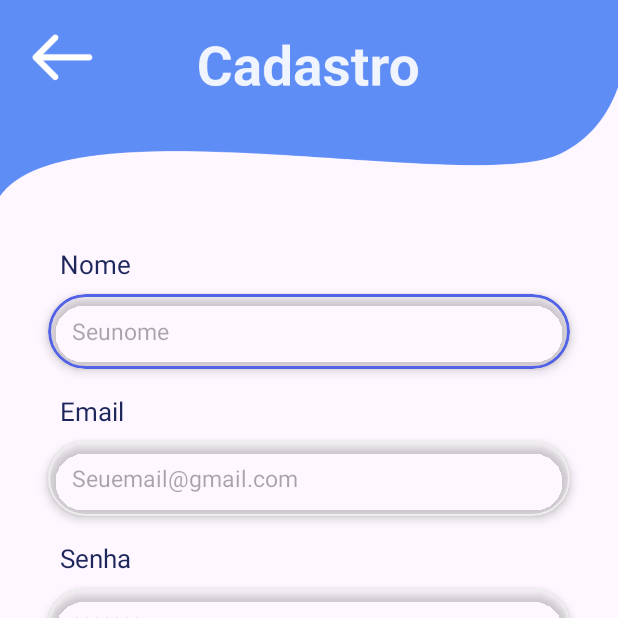
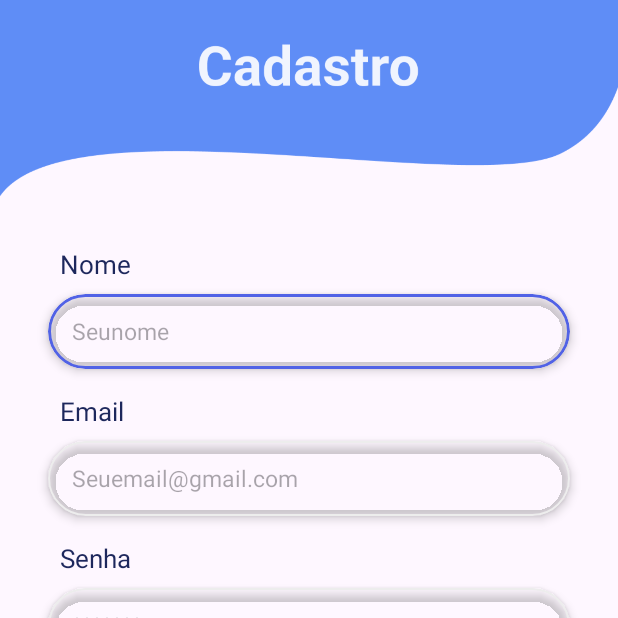
Before and after one commit to Vogi-png/pingo-app, an Android app built with Jetpack Compose: the CadastroForm screen opened directly, with no data from a screen before it, on a phone screen of 412 x 824 dp, the top half of it. Run offline under Robolectric (Android 15) with nearby library versions, the phone set to English and light mode, and no system bars.

Commit message:
Merge com branch davi_contra_ataca e detalhes

```diff
--- a/app/src/main/java/com/example/taskapp/CadastroForm.java
+++ b/app/src/main/java/com/example/taskapp/CadastroForm.java
@@ -20,8 +20,9 @@ public class CadastroForm extends AppCompatActivity {
 
         ImageView voltarBtn = findViewById(R.id.voltarBtn);
 
-        //Voltar para a tela de Login
-        voltarBtn.setOnClickListener(new View.OnClickListener() {
+        //Ir para a tela de escolher o nome do pingo (sem verificação de input ainda)
+        Button btnCadastrar = findViewById(R.id.button_cadastrar);
+        btnCadastrar.setOnClickListener(new View.OnClickListener() {
             @Override
             public void onClick(View v) {
                 Intent intent = new Intent(CadastroForm.this, LoginForm.class);
@@ -29,16 +30,6 @@ public class CadastroForm extends AppCompatActivity {
             }
         });
 
-        //Ir para a tela de escolher o nome do pingo (sem verificação de input ainda)
-        Button btnCadastrar = findViewById(R.id.button_cadastrar);
-        btnCadastrar.setOnClickListener(new View.OnClickListener() {
-            @Override
-            public void onClick(View v) {
-                Intent intent = new Intent(CadastroForm.this, NomearPingo.class);
-                startActivity(intent);
-            }
-        });
-
     }
 
 }
--- a/app/src/main/java/com/example/taskapp/TelaInicio.java
+++ b/app/src/main/java/com/example/taskapp/TelaInicio.java
@@ -28,7 +28,7 @@ public class TelaInicio extends AppCompatActivity {
         new Handler().postDelayed(new Runnable() {
             @Override
             public void run() {
-                Intent intent = new Intent(TelaInicio.this, ListaTarefas.class);
+                Intent intent = new Intent(TelaInicio.this, LoginForm.class);
                 startActivity(intent);
                 finish();
             }
--- a/app/src/main/res/layout/activity_cadastro_form.xml
+++ b/app/src/main/res/layout/activity_cadastro_form.xml
@@ -216,12 +216,4 @@
         app:layout_constraintStart_toStartOf="parent"
         app:layout_constraintTop_toBottomOf="@+id/confirmarSenhaCardView" />
 
-    <ImageView
-        android:id="@+id/voltarBtn"
-        android:layout_width="81dp"
-        android:layout_height="76dp"
-        app:layout_constraintStart_toStartOf="parent"
-        app:layout_constraintTop_toTopOf="parent"
-        app:srcCompat="@drawable/header_seta" />
-
 </androidx.constraintlayout.widget.ConstraintLayout>
--- a/app/src/main/res/values/strings.xml
+++ b/app/src/main/res/values/strings.xml
@@ -1,5 +1,5 @@
 <resources>
-    <string name="app_name">Pingo-To-Do-List</string>
+    <string name="app_name">Pingo.</string>
     <string name="seja_bem_vindo">Seja Bem-Vindo!</string>
     <string name="sobretext">\tPingo é uma fantástica lista de tarefas que te ajuda trazendo elementos de jogos aos seus afazeres diários. Programe-se, adicione lembretes e organize sua vida com um sistema de habilidades, atributos e níveis.\n\n\tTransforme suas tarefas em um jogo com nosso planejador de produtividade, você ganha uma cópia virtual de si mesmo, podendo acompanhar suas habilidades, características e ver estatísticas. Toda tarefa feita ou não vai determinar a emoção de seu Pingo no momento. Ao realizar essa tarefa na vida real, você recebera dinheiro virtual como recompensa além de permanecer com sua ofensiva.</string>
     <string name="pingo_logo">pingo Logo</string>
```
